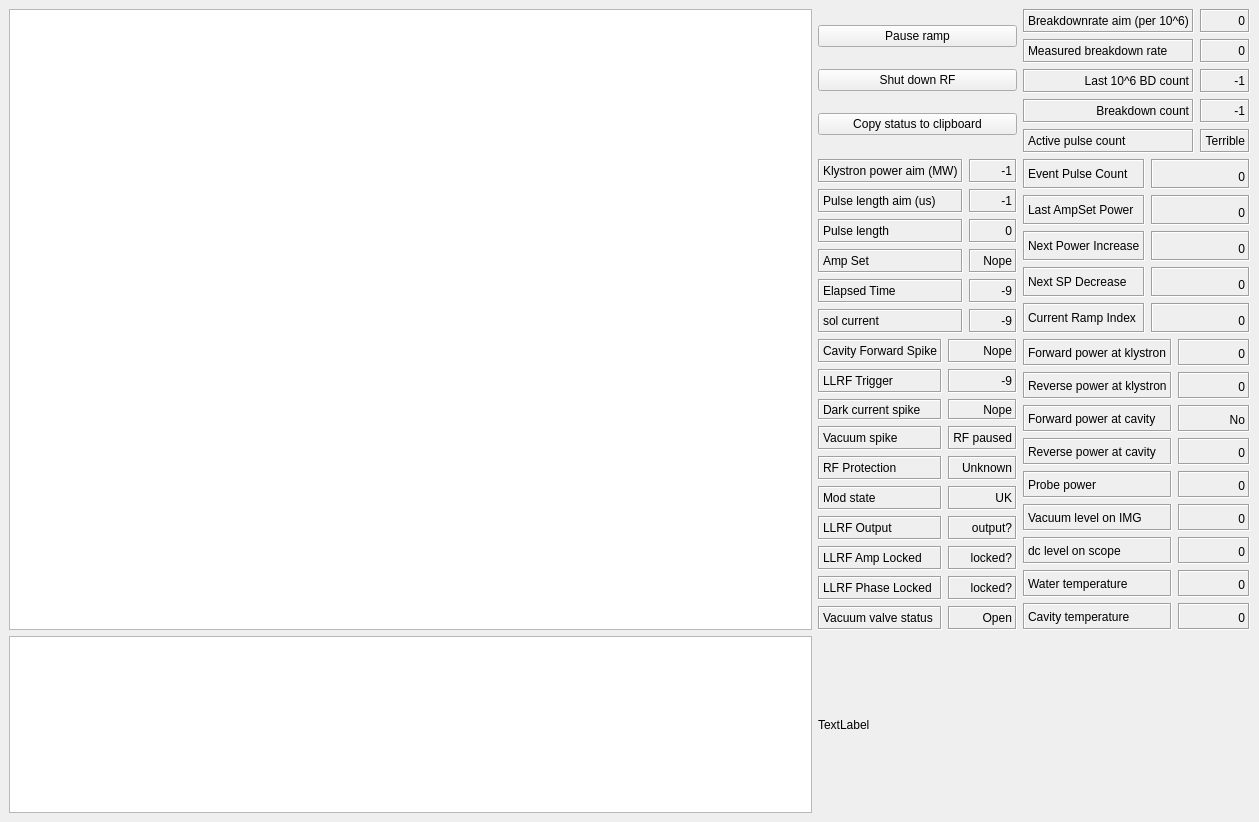
This is Apps/RF_Conditioner/src/gui/conditioning_gui.ui in VELA-CLARA-software/Software as Qt 5 draws it before an edit. The edited form follows.
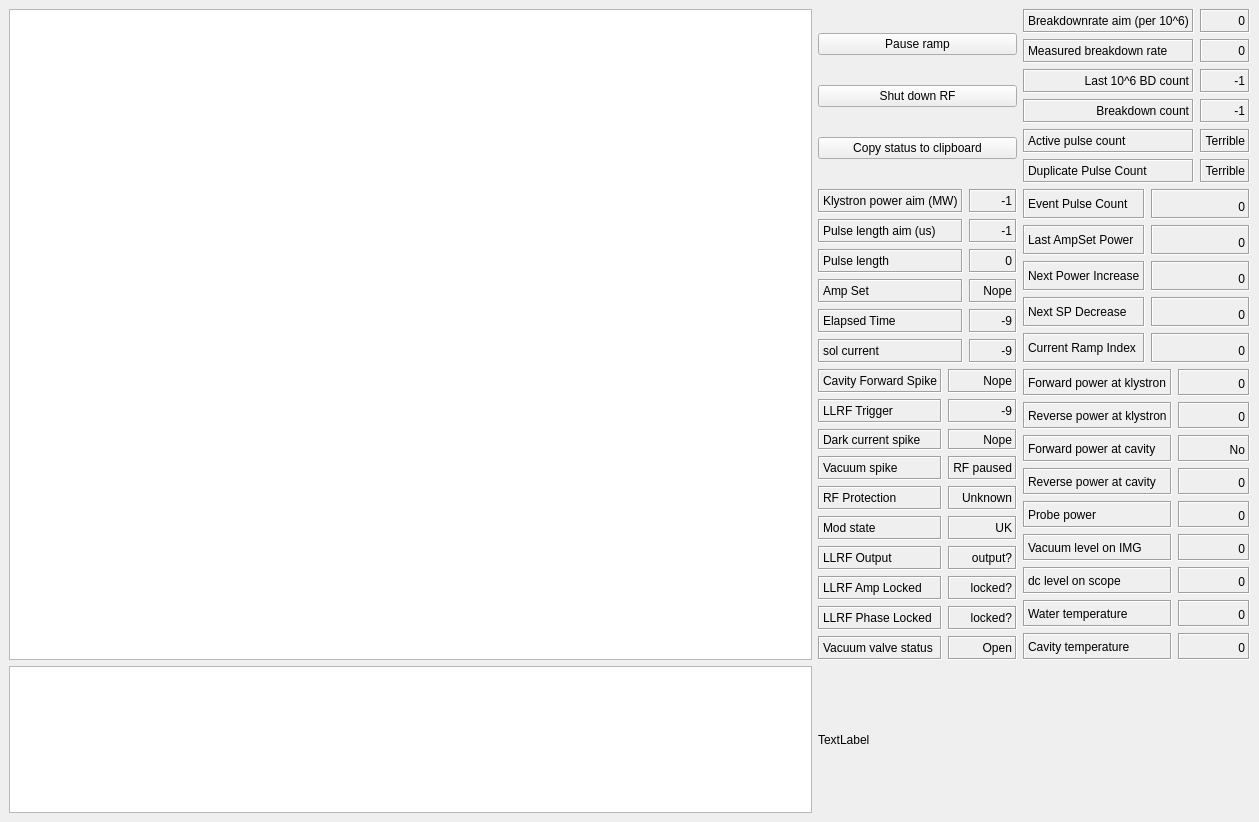
This is the edited form. Custom widgets are drawn as their Qt base class.

Commit message: RF conditioning working (?)

```diff
--- a/Apps/RF_Conditioner/src/gui/conditioning_gui.ui
+++ b/Apps/RF_Conditioner/src/gui/conditioning_gui.ui
@@ -236,6 +236,46 @@
           </property>
          </widget>
         </item>
+        <item row="5" column="0">
+         <widget class="QLabel" name="pulse_count_label_2">
+          <property name="font">
+           <font>
+            <weight>50</weight>
+            <italic>false</italic>
+            <bold>false</bold>
+            <underline>false</underline>
+           </font>
+          </property>
+          <property name="frameShape">
+           <enum>QFrame::Box</enum>
+          </property>
+          <property name="frameShadow">
+           <enum>QFrame::Sunken</enum>
+          </property>
+          <property name="text">
+           <string>Duplicate Pulse Count</string>
+          </property>
+          <property name="scaledContents">
+           <bool>false</bool>
+          </property>
+         </widget>
+        </item>
+        <item row="5" column="1">
+         <widget class="QLabel" name="duplicate_count_outputwidget">
+          <property name="frameShape">
+           <enum>QFrame::Box</enum>
+          </property>
+          <property name="frameShadow">
+           <enum>QFrame::Sunken</enum>
+          </property>
+          <property name="text">
+           <string>Terrible</string>
+          </property>
+          <property name="alignment">
+           <set>Qt::AlignAbsolute|Qt::AlignBottom|Qt::AlignCenter|Qt::AlignHCenter|Qt::AlignHorizontal_Mask|Qt::AlignJustify|Qt::AlignLeading|Qt::AlignLeft|Qt::AlignRight|Qt::AlignTop|Qt::AlignTrailing|Qt::AlignVCenter|Qt::AlignVertical_Mask</set>
+          </property>
+         </widget>
+        </item>
        </layout>
       </item>
       <item row="1" column="0">
```
Left out of the diff: 105 changed lines with no effect on the pictures. The commit also changes 26 other files.
